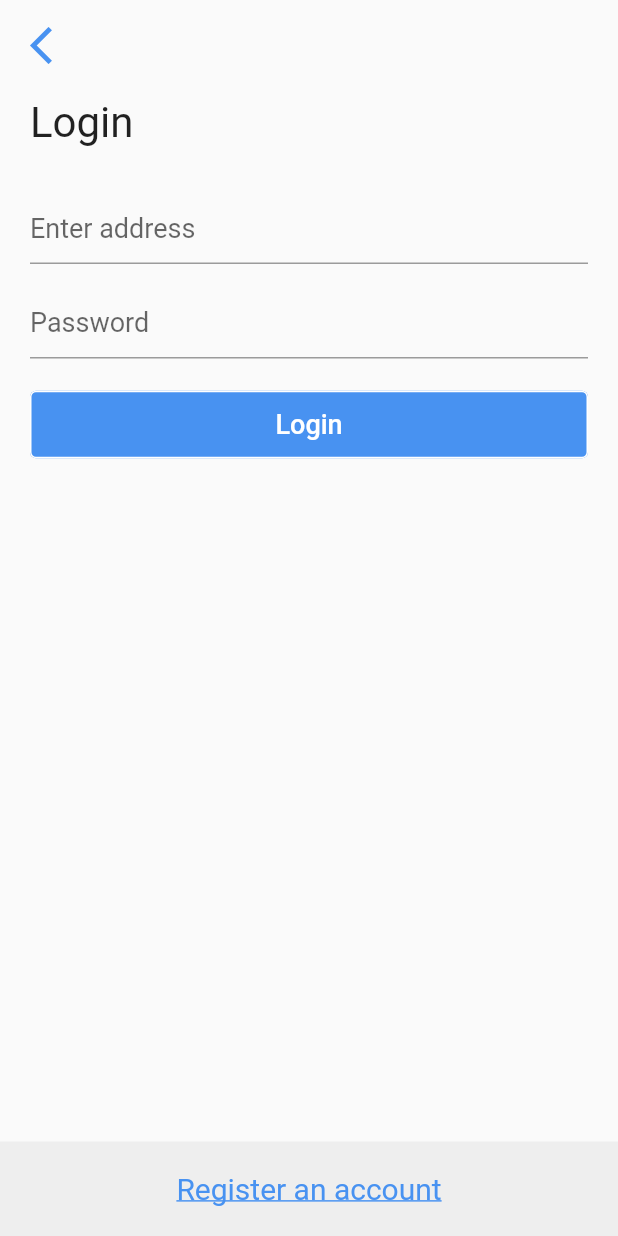
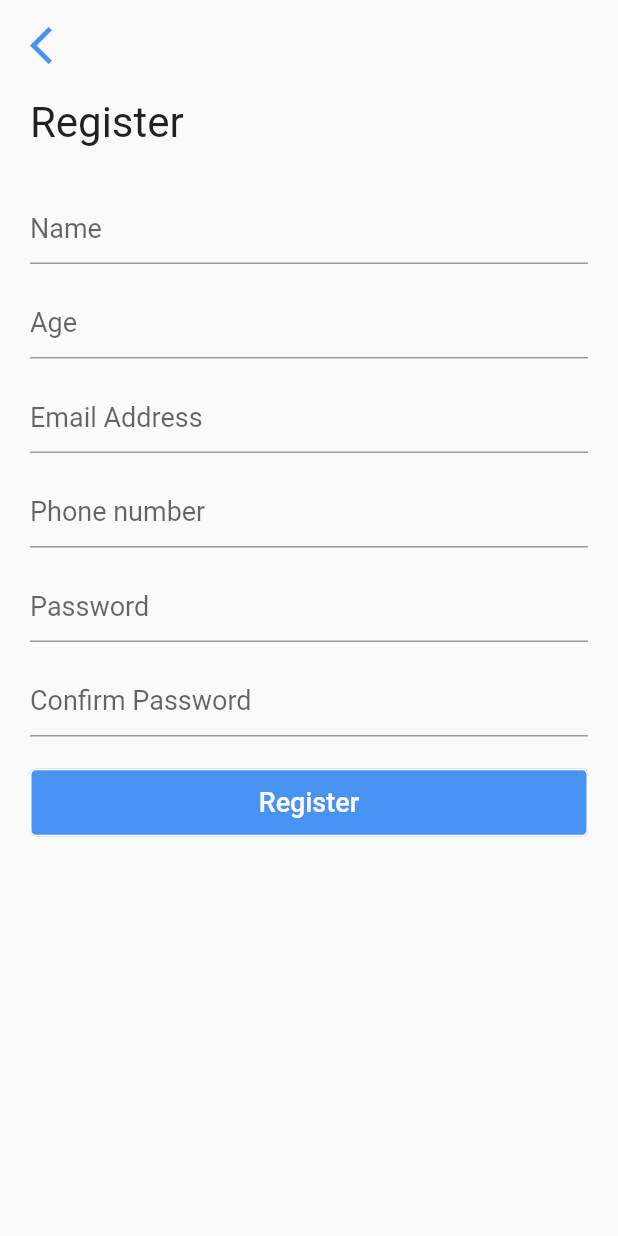
Before and after one commit to izaanjahangir/find-a-room-flutter, a Flutter app: the Login screen opened by its route, after a tap on "Register an account", on a phone screen of 412 x 824 dp. Run offline on Flutter 3.47's test engine with Material 2 defaults, Android fonts, the phone set to English and light mode, and no system bars; drawn by our look-alikes of touchable_opacity.

Commit message:
added register UI

```diff
--- a/lib/components/text_input/text_input.dart
+++ b/lib/components/text_input/text_input.dart
@@ -5,17 +5,23 @@ class TextInput extends StatelessWidget {
   final Function validator;
   final bool obscureText;
   final TextEditingController controller;
+  final TextInputType keyboardType;
+  final TextCapitalization textCapitalization;
 
   TextInput(
       {this.hintText,
       this.validator,
       this.obscureText = false,
-      this.controller});
+      this.controller,
+      this.keyboardType = TextInputType.text,
+      this.textCapitalization = TextCapitalization.none});
 
   @override
   Widget build(BuildContext context) {
     return TextFormField(
       controller: controller,
+      textCapitalization: textCapitalization,
+      keyboardType: keyboardType,
       obscureText: obscureText,
       decoration: InputDecoration(
         hintText: hintText,
--- a/lib/main.dart
+++ b/lib/main.dart
@@ -1,4 +1,5 @@
 import 'package:flutter/material.dart';
+import 'package:izaan_want_a_room/screens/register/register.dart';
 import "package:izaan_want_a_room/screens/welcome/welcome.dart";
 import "package:izaan_want_a_room/screens/login/login.dart";
 
@@ -17,7 +18,8 @@ class MyApp extends StatelessWidget {
       initialRoute: Welcome.screenName,
       routes: {
         Welcome.screenName: (context) => Welcome(),
-        Login.screenName: (context) => Login()
+        Login.screenName: (context) => Login(),
+        Register.screenName: (context) => Register(),
       },
     );
   }
--- a/lib/screens/login/login.dart
+++ b/lib/screens/login/login.dart
@@ -4,6 +4,8 @@ import 'package:izaan_want_a_room/components/custom_outline_button/custom_outlin
 import 'package:izaan_want_a_room/components/custom_text_button/custom_text_button.dart';
 import 'package:izaan_want_a_room/components/text_input/text_input.dart';
 import 'package:izaan_want_a_room/config/theme_colors.dart';
+import 'package:izaan_want_a_room/screens/register/register.dart';
+import 'package:izaan_want_a_room/utils/helpers.dart';
 
 class Login extends StatelessWidget {
   static const String screenName = "/login";
@@ -17,6 +19,10 @@ class Login extends StatelessWidget {
     final size = MediaQuery.of(context).size;
 
     return SafeArea(
+      child: GestureDetector(
+        onTap: () {
+          Helpers.dismissKeyboardOnTap(context);
+        },
         child: Scaffold(
             body: Stack(
           children: [
@@ -90,17 +96,23 @@ class Login extends StatelessWidget {
               child: Container(
                 color: ThemeColors.grey,
                 width: size.width,
-              padding: const EdgeInsets.symmetric(horizontal: 20, vertical: 20),
+                padding:
+                    const EdgeInsets.symmetric(horizontal: 20, vertical: 20),
                 child: Column(
                   mainAxisSize: MainAxisSize.min,
                   children: [
-                  CustomTextButton(onTap: () {}, text: "Register an account")
+                    CustomTextButton(
+                        onTap: () {
+                          Navigator.of(context).pushNamed(Register.screenName);
+                        },
+                        text: "Register an account")
                   ],
                 ),
               ),
             )
           ],
         )),
+      ),
     );
   }
 }
--- /dev/null
+++ b/lib/screens/register/register.dart
@@ -0,0 +1,132 @@
+import "package:flutter/material.dart";
+import 'package:izaan_want_a_room/components/back_button_header/back_button_header.dart';
+import 'package:izaan_want_a_room/components/custom_outline_button/custom_outline_button.dart';
+import 'package:izaan_want_a_room/components/text_input/text_input.dart';
+import 'package:izaan_want_a_room/config/theme_colors.dart';
+import 'package:izaan_want_a_room/utils/helpers.dart';
+
+class Register extends StatelessWidget {
+  static const String screenName = "/register";
+  final GlobalKey<FormState> _formKey = GlobalKey<FormState>();
+  final TextEditingController nameController = TextEditingController();
+  final TextEditingController ageController = TextEditingController();
+  final TextEditingController emailController = TextEditingController();
+  final TextEditingController phoneController = TextEditingController();
+  final TextEditingController passwordController = TextEditingController();
+  final TextEditingController confirmPasswordController =
+      TextEditingController();
+
+  @override
+  Widget build(BuildContext context) {
+    final padding = const EdgeInsets.symmetric(horizontal: 20);
+
+    return SafeArea(
+      child: GestureDetector(
+        onTap: () {
+          Helpers.dismissKeyboardOnTap(context);
+        },
+        child: Scaffold(
+            body: Container(
+          margin: const EdgeInsets.only(top: 15),
+          child: Column(
+            crossAxisAlignment: CrossAxisAlignment.start,
+            children: [
+              Padding(
+                padding: padding,
+                child: BackButtonHeader(),
+              ),
+              Expanded(
+                child: SingleChildScrollView(
+                  child: Container(
+                    child: Column(
+                      crossAxisAlignment: CrossAxisAlignment.start,
+                      children: [
+                        SizedBox(
+                          height: 20,
+                        ),
+                        Padding(
+                          padding: padding,
+                          child: Text(
+                            "Register",
+                            style: TextStyle(fontSize: 28),
+                          ),
+                        ),
+                        Container(
+                          margin: const EdgeInsets.only(top: 20),
+                          padding: const EdgeInsets.symmetric(
+                              vertical: 10, horizontal: 20),
+                          child: Form(
+                            key: _formKey,
+                            child: Column(
+                              crossAxisAlignment: CrossAxisAlignment.start,
+                              children: <Widget>[
+                                TextInput(
+                                  controller: nameController,
+                                  hintText: "Name",
+                                ),
+                                SizedBox(
+                                  height: 15,
+                                ),
+                                TextInput(
+                                  controller: ageController,
+                                  hintText: "Age",
+                                  keyboardType: TextInputType.number,
+                                ),
+                                SizedBox(
+                                  height: 15,
+                                ),
+                                TextInput(
+                                  controller: emailController,
+                                  hintText: "Email Address",
+                                  keyboardType: TextInputType.emailAddress,
+                                ),
+                                SizedBox(
+                                  height: 15,
+                                ),
+                                TextInput(
+                                  controller: phoneController,
+                                  hintText: "Phone number",
+                                  keyboardType: TextInputType.phone,
+                                ),
+                                SizedBox(
+                                  height: 15,
+                                ),
+                                TextInput(
+                                  controller: passwordController,
+                                  hintText: "Password",
+                                  obscureText: true,
+                                ),
+                                SizedBox(
+                                  height: 15,
+                                ),
+                                TextInput(
+                                  controller: confirmPasswordController,
+                                  hintText: "Confirm Password",
+                                  obscureText: true,
+                                ),
+                                SizedBox(
+                                  height: 20,
+                                ),
+                                CustomOutlineButton(
+                                  disabled: false,
+                                  backgroundColor: ThemeColors.lightBlue,
+                                  onPressed: () {},
+                                  height: 45,
+                                  label: "Register",
+                                )
+                              ],
+                            ),
+                          ),
+                        ),
+                      ],
+                    ),
+                  ),
+                ),
+              )
+            ],
+          ),
+        )),
+      ),
+    );
+  }
+}
--- /dev/null
+++ b/lib/utils/helpers.dart
@@ -0,0 +1,11 @@
+import 'package:flutter/material.dart';
+
+class Helpers {
+  static void dismissKeyboardOnTap(BuildContext context) {
+    FocusScopeNode currentFocus = FocusScope.of(context);
+
+    if (!currentFocus.hasPrimaryFocus && currentFocus.focusedChild != null) {
+      FocusManager.instance.primaryFocus.unfocus();
+    }
+  }
+}
```
Lines whose indentation alone changed are shown as unchanged.
